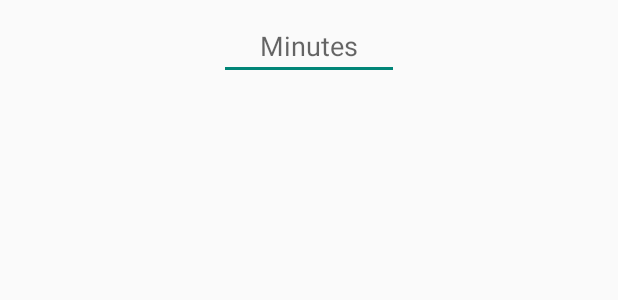
After one commit to nightink12/Chess-Timekeeper, an Android app: the layout manual.xml on its own in the app's theme, with its tools: preview values and no code run, on a phone screen of 412 x 824 dp. The commit adds this screen. Shown: the top 300 px of the screen. Run offline under Robolectric (Android 15) with nearby library versions, the phone set to English and light mode, and no system bars.

Commit message:
Added AlertDialog for Preset button; Manual button nearing completion

```diff
--- a/app/src/main/AndroidManifest.xml
+++ b/app/src/main/AndroidManifest.xml
@@ -9,7 +9,9 @@
         android:roundIcon="@mipmap/ic_launcher_round"
         android:supportsRtl="true"
         android:theme="@style/AppTheme">
-        <activity android:name=".MainActivity">
+        <!--for disabling landscape mode-->
+        <activity android:name=".MainActivity"
+            android:screenOrientation="portrait">
             <intent-filter>
                 <action android:name="android.intent.action.MAIN" />
 
--- /dev/null
+++ b/app/src/main/res/layout/manual.xml
@@ -0,0 +1,23 @@
+<?xml version="1.0" encoding="utf-8"?>
+<LinearLayout xmlns:android="http://schemas.android.com/apk/res/android"
+    android:layout_width="match_parent"
+    android:layout_height="match_parent"
+    android:orientation="vertical">
+
+    <EditText
+        android:id="@+id/edit_text_manual"
+        android:layout_width="120dp"
+        android:layout_height="wrap_content"
+        android:layout_centerVertical="true"
+        android:layout_gravity="center_horizontal"
+        android:layout_marginLeft="4dp"
+        android:layout_marginTop="8dp"
+        android:layout_marginRight="4dp"
+        android:layout_marginBottom="4dp"
+        android:gravity="center_horizontal"
+        android:hint="Minutes"
+        android:inputType="number"
+        android:maxLength="4" />
+
+
+</LinearLayout>
--- a/app/src/main/res/values/strings.xml
+++ b/app/src/main/res/values/strings.xml
@@ -1,3 +1,8 @@
 <resources>
     <string name="app_name">Chess Timekeeper</string>
+    <string-array name="choices">
+        <item>Bullet(1 Min)</item>
+        <item>Blitz(3 Min)</item>
+        <item>Rapid(10 Min)</item>
+    </string-array>
 </resources>
```
Also changed, not shown: app/src/main/java/com/example/chesstimekeeper/MainActivity.java (+88 -11 lines), app/src/main/res/layout/activity_main.xml (+4 -3 lines).
